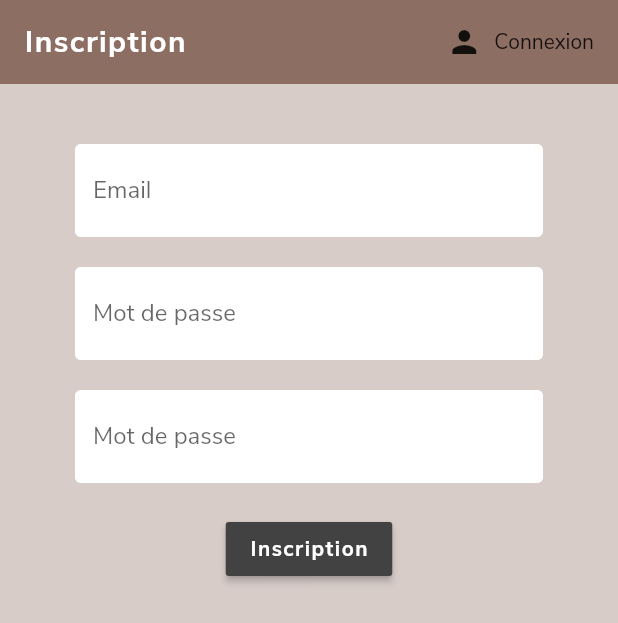
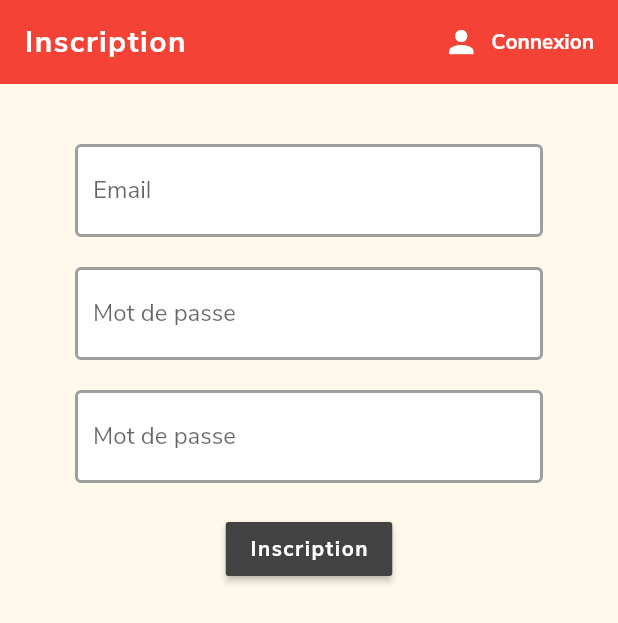
Before and after one commit to quentinfon/SWChat, a Flutter app: the screen it shows after launch, after a tap on "Connexion", after a tap on "Inscription", on a phone screen of 412 x 824 dp. Shown: the top 623 px of the screen. Run offline on Flutter 3.47's test engine with Material 2 defaults, Android fonts, the phone set to English and light mode, and no system bars; our stand-ins replace cloud_firestore, firebase_auth, firebase_storage, flutter_spinkit; accounts and stored records are empty.

Commit message:
design connexion + inscription

```diff
--- a/lib/screens/authenticate/register.dart
+++ b/lib/screens/authenticate/register.dart
@@ -28,9 +28,9 @@ class _RegisterState extends State<Register> {
   @override
   Widget build(BuildContext context) {
     return loading ? Loading() : Scaffold(
-      backgroundColor: Colors.brown[100],
+      backgroundColor: Theme.of(context).accentColor,
       appBar: AppBar(
-        backgroundColor: Colors.brown[400],
+        backgroundColor: Theme.of(context).primaryColor,
         elevation: 0,
         title: Text(
           'Inscription',
@@ -45,11 +45,16 @@ class _RegisterState extends State<Register> {
             onPressed: (){
               widget.toggleView();
             },
-            icon: Icon(Icons.person),
+            icon: Icon(
+              Icons.person,
+              color: Colors.white,
+            ),
             label: Text(
               'Connexion',
               style: TextStyle(
                 fontFamily: 'NunitoSans',
+                color: Colors.white,
+                fontWeight: FontWeight.w600
               ),
             ),
           ),
--- a/lib/screens/authenticate/sign_in.dart
+++ b/lib/screens/authenticate/sign_in.dart
@@ -30,9 +30,9 @@ class _SignInState extends State<SignIn> {
   Widget build(BuildContext context) {
 
     return loading ? Loading() : Scaffold(
-      backgroundColor: Colors.brown[100],
+      backgroundColor: Theme.of(context).accentColor,
       appBar: AppBar(
-        backgroundColor: Colors.brown[400],
+        backgroundColor: Theme.of(context).primaryColor,
         elevation: 0,
         title: Text(
           'Connexion',
@@ -47,11 +47,15 @@ class _SignInState extends State<SignIn> {
             onPressed: (){
               widget.toggleView();
             },
-            icon: Icon(Icons.person),
+            icon: Icon(
+              Icons.person,
+              color: Colors.white,
+            ),
             label: Text(
               'Inscription',
               style: TextStyle(
                 fontFamily: 'NunitoSans',
+                color: Colors.white
               ),
             ),
           ),
@@ -82,7 +86,7 @@ class _SignInState extends State<SignIn> {
               ),
               SizedBox(height: 20),
               RaisedButton(
-                color: Colors.lightGreen[600],
+                color: Theme.of(context).primaryColor,
                 child: Text(
                   'Connexion',
                   style: TextStyle(
--- a/lib/shared/constants.dart
+++ b/lib/shared/constants.dart
@@ -13,10 +13,10 @@ const textInputDecoration = InputDecoration(
       fontFamily: 'NunitoSans'
   ),
   enabledBorder: OutlineInputBorder(
-      borderSide: BorderSide(color: Colors.white, width: 2)
+      borderSide: BorderSide(color: Colors.grey, width: 2)
   ),
   focusedBorder: OutlineInputBorder(
-      borderSide: BorderSide(color: Colors.black45, width: 2)
+      borderSide: BorderSide(color: Colors.blueGrey, width: 2)
   ),
   focusColor: Colors.black,
   hoverColor: Colors.black,
```
